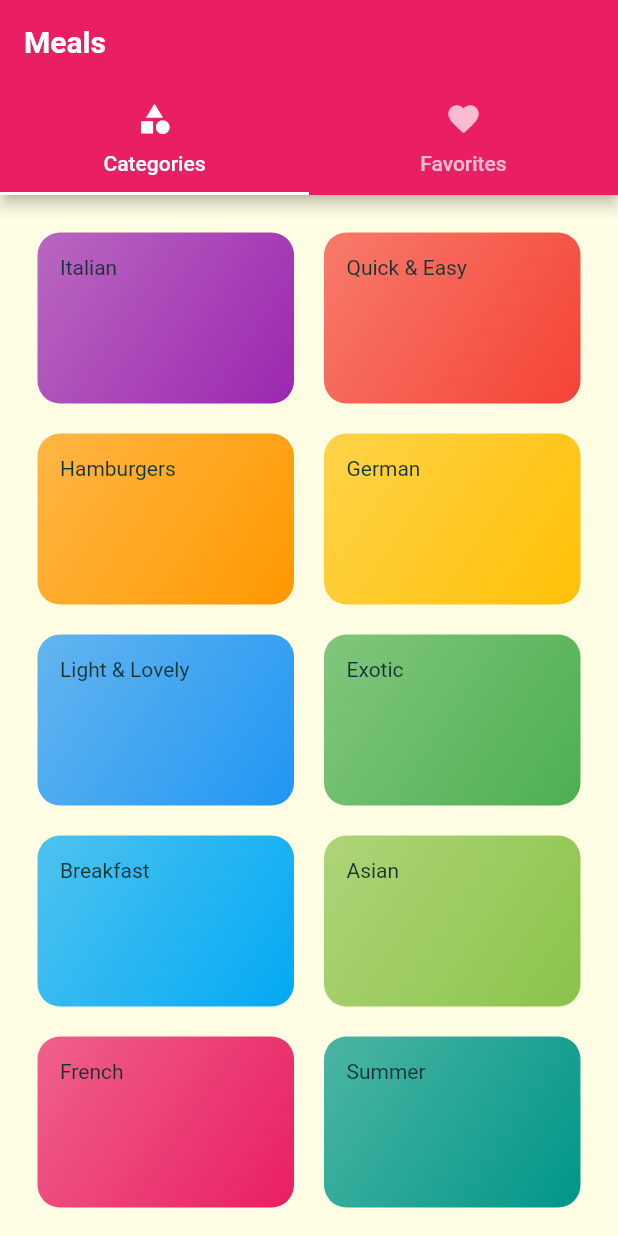
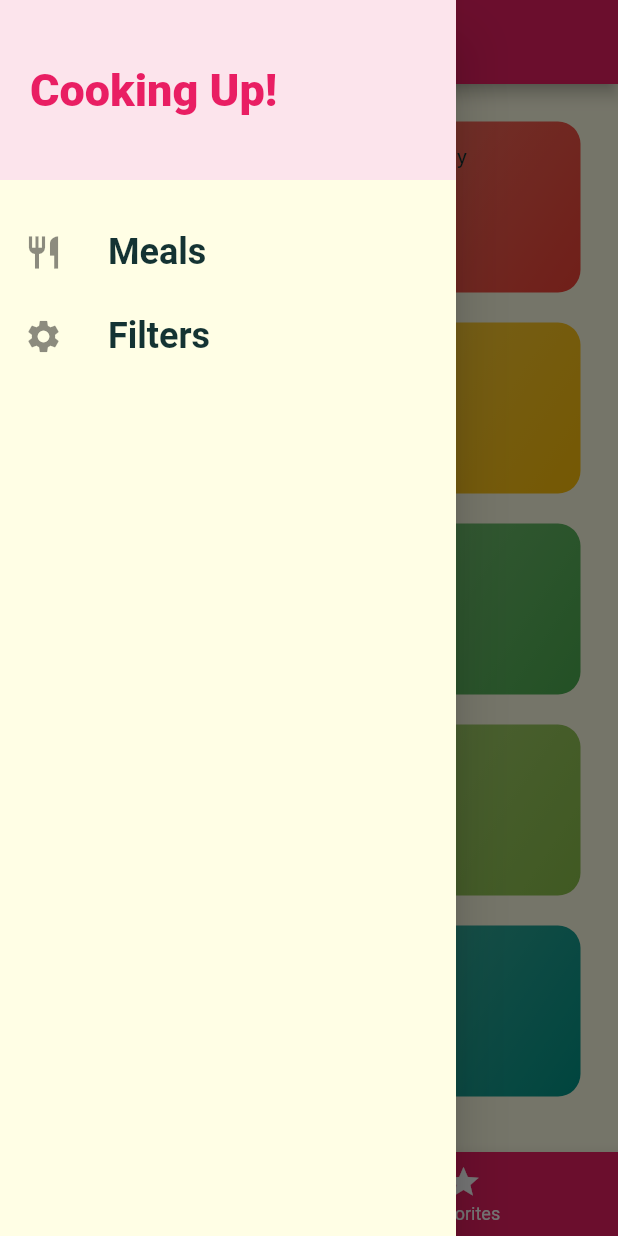
Before and after one commit to ogabek0909/recipe_app, a Flutter app: the screen it shows after launch, with the side drawer open (before the commit the screen has no drawer), on a phone screen of 412 x 824 dp. Run offline on Flutter 3.47's test engine with Material 2 defaults, Android fonts, the phone set to English and light mode, and no system bars; Roboto replaces fonts that are missing (Raleway, RobotoCondensed).

Commit message:
filtering

```diff
--- a/lib/screens/categories_screen.dart
+++ b/lib/screens/categories_screen.dart
@@ -9,6 +9,12 @@ class CategoriesScreen extends StatelessWidget {
   Widget build(BuildContext context) {
     return GridView(
       padding: const EdgeInsets.all(25),
+      gridDelegate:const SliverGridDelegateWithMaxCrossAxisExtent(
+        maxCrossAxisExtent: 200,
+        childAspectRatio: 1.5,
+        crossAxisSpacing: 20,
+        mainAxisSpacing: 20,
+      ),
       children: DUMMY_CATEGORIES
           .map((e) => CategoryItem(
                 color: e.color,
@@ -16,12 +22,6 @@ class CategoriesScreen extends StatelessWidget {
                 id: e.id,
               ))
           .toList(),
-      gridDelegate: SliverGridDelegateWithMaxCrossAxisExtent(
-        maxCrossAxisExtent: 200,
-        childAspectRatio: 1.5,
-        crossAxisSpacing: 20,
-        mainAxisSpacing: 20,
-      ),
     );
   }
 }
--- a/lib/screens/favorites_screen.dart
+++ b/lib/screens/favorites_screen.dart
@@ -5,7 +5,7 @@ class FavoritesScreen extends StatelessWidget {
 
   @override
   Widget build(BuildContext context) {
-    return Center(
+    return const Center(
       child: Text('The Favorites'),
     );
   }
--- a/lib/screens/tabs_screen.dart
+++ b/lib/screens/tabs_screen.dart
@@ -1,6 +1,7 @@
 import 'package:flutter/material.dart';
 import 'package:recipe_app/screens/categories_screen.dart';
 import 'package:recipe_app/screens/favorites_screen.dart';
+import 'package:recipe_app/widgets/main_drawer.dart';
 
 class TabsScreen extends StatefulWidget {
   const TabsScreen({super.key});
@@ -9,28 +10,43 @@ class TabsScreen extends StatefulWidget {
   State<TabsScreen> createState() => _TabsScreenState();
 }
 
+int _selectedPageIndex = 0;
+List<Map<String, Object>> _pages = const [
+  {'page': CategoriesScreen(), 'title': 'Meals'},
+  {'page': FavoritesScreen(), 'title': 'Favorites'}
+];
+
 class _TabsScreenState extends State<TabsScreen> {
   @override
   Widget build(BuildContext context) {
-    return DefaultTabController(
-      length: 2,
-      initialIndex: 0,
-      child: Scaffold(
-        appBar: AppBar(title: Text('Meals'),bottom: TabBar(tabs: [
-          Tab(
-            icon: Icon(Icons.category),
-            text: 'Categories',
+    return Scaffold(
+      drawer: const MainDrawer(),
+      appBar: AppBar(
+        title: Text(
+          _pages[_selectedPageIndex]['title'] as String,
+        ),
+      ),
+      body: _pages[_selectedPageIndex]['page'] as Widget,
+      bottomNavigationBar: BottomNavigationBar(
+        onTap: (value) => setState(() {
+          _selectedPageIndex = value;
+        }),
+        backgroundColor: Theme.of(context).primaryColor,
+        unselectedItemColor: Colors.white,
+        selectedItemColor: Colors.amber,
+        currentIndex: _selectedPageIndex,
+        items: [
+          BottomNavigationBarItem(
+            backgroundColor: Theme.of(context).primaryColor,
+            icon: const Icon(Icons.category),
+            label: 'Categories',
           ),
-          Tab(
-            icon: Icon(Icons.favorite),
-            text: 'Favorites',
-          )
-        ]),),
-
-        body: TabBarView(children: [
-          CategoriesScreen(),
-          FavoritesScreen()
-        ]),
+          BottomNavigationBarItem(
+            backgroundColor: Theme.of(context).primaryColor,
+            icon: const Icon(Icons.star),
+            label: 'Favorites',
+          ),
+        ],
       ),
     );
   }
--- a/lib/widgets/category_item.dart
+++ b/lib/widgets/category_item.dart
@@ -1,28 +1,28 @@
 import 'package:flutter/material.dart';
-import 'package:recipe_app/screens/categories_screen.dart';
 import 'package:recipe_app/screens/category_meals_screen.dart';
 
 class CategoryItem extends StatelessWidget {
   final String title;
   final Color color;
   final String id;
-  CategoryItem(
+  const CategoryItem(
       {super.key, required this.color, required this.title, required this.id});
 
   @override
   Widget build(BuildContext context) {
     return InkWell(
-      onTap: () {
-        Navigator.push(
-            context,
-            MaterialPageRoute(
-              builder: (context) =>
-                  CategoryMealsScreen(categoryId: id, categoryTitle: title),
-            ));
+      onTap: (){
+         Navigator.push(
+          context,
+          MaterialPageRoute(
+            builder: (context) =>
+                CategoryMealsScreen(categoryId: id, categoryTitle: title),
+          ),
+        );
+
       },
       child: Container(
         padding: const EdgeInsets.all(15),
-        child: Text(title),
         decoration: BoxDecoration(
             gradient: LinearGradient(
               colors: [color.withOpacity(0.7), color],
@@ -30,6 +30,7 @@ class CategoryItem extends StatelessWidget {
               end: Alignment.bottomRight,
             ),
             borderRadius: BorderRadius.circular(15)),
+        child: Text(title),
       ),
     );
   }
--- /dev/null
+++ b/lib/widgets/main_drawer.dart
@@ -0,0 +1,80 @@
+import 'package:flutter/material.dart';
+import 'package:recipe_app/screens/categories_screen.dart';
+import 'package:recipe_app/screens/category_meals_screen.dart';
+import 'package:recipe_app/screens/filters_screen.dart';
+import 'package:recipe_app/screens/tabs_screen.dart';
+
+class MainDrawer extends StatelessWidget {
+  const MainDrawer({super.key});
+
+  Widget buildListTile(
+      {required VoidCallback function,
+      required String title,
+      required IconData icon}) {
+    return ListTile(
+      leading: Icon(
+        icon,
+        size: 26,
+      ),
+      title: Text(
+        title,
+        style: const TextStyle(
+          fontFamily: "RobotoCondensed",
+          fontSize: 24,
+          fontWeight: FontWeight.bold,
+        ),
+      ),
+      onTap: function,
+    );
+  }
+
+  @override
+  Widget build(BuildContext context) {
+    return Drawer(
+      child: Column(
+        children: [
+          Container(
+            alignment: Alignment.centerLeft,
+            color: Theme.of(context).secondaryHeaderColor,
+            height: 120,
+            width: double.infinity,
+            padding: const EdgeInsets.all(20),
+            child: Text(
+              'Cooking Up!',
+              style: TextStyle(
+                fontWeight: FontWeight.w900,
+                fontSize: 30,
+                color: Theme.of(context).primaryColor,
+              ),
+            ),
+          ),
+          const SizedBox(height: 20),
+          buildListTile(
+            function: () {
+              Navigator.pushReplacement(
+                context,
+                MaterialPageRoute(
+                  builder: (context) =>  const TabsScreen(),
+                ),
+              );
+            },
+            title: 'Meals',
+            icon: Icons.restaurant,
+          ),
+          buildListTile(
+            function: () {
+              Navigator.pushReplacement(
+                context,
+                MaterialPageRoute(
+                  builder: (context) => const FiltersScreen(),
+                ),
+              );
+            },
+            title: 'Filters',
+            icon: Icons.settings,
+          ),
+        ],
+      ),
+    );
+  }
+}
```
Also changed, not shown: lib/main.dart (+17 -6 lines), lib/screens/category_meals_screen.dart (+37 -14 lines), lib/screens/filters_screen.dart (added, +100 -0 lines), lib/screens/meal_detail_screen.dart (+12 -6 lines), lib/widgets/meal_item.dart (+26 -11 lines).
